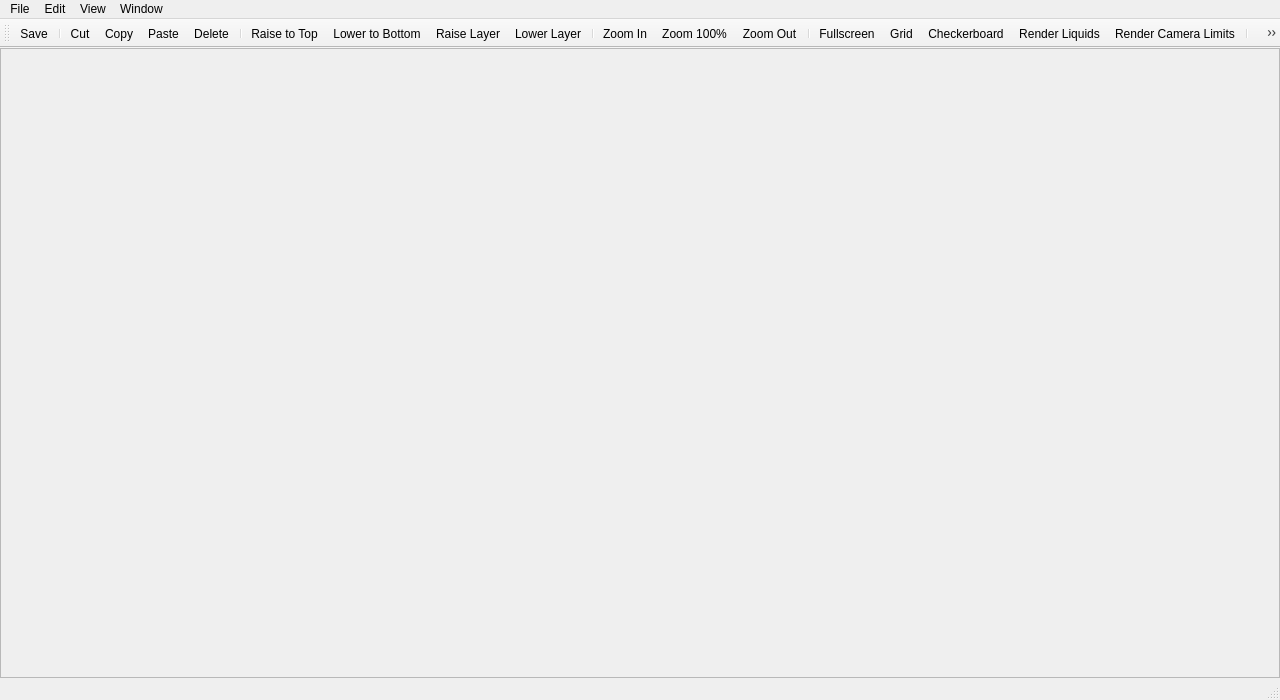
First picture: the form in leveleditor/leveleditorwindow.ui, repository ExplosBlue/CoinKiller, before the edit.
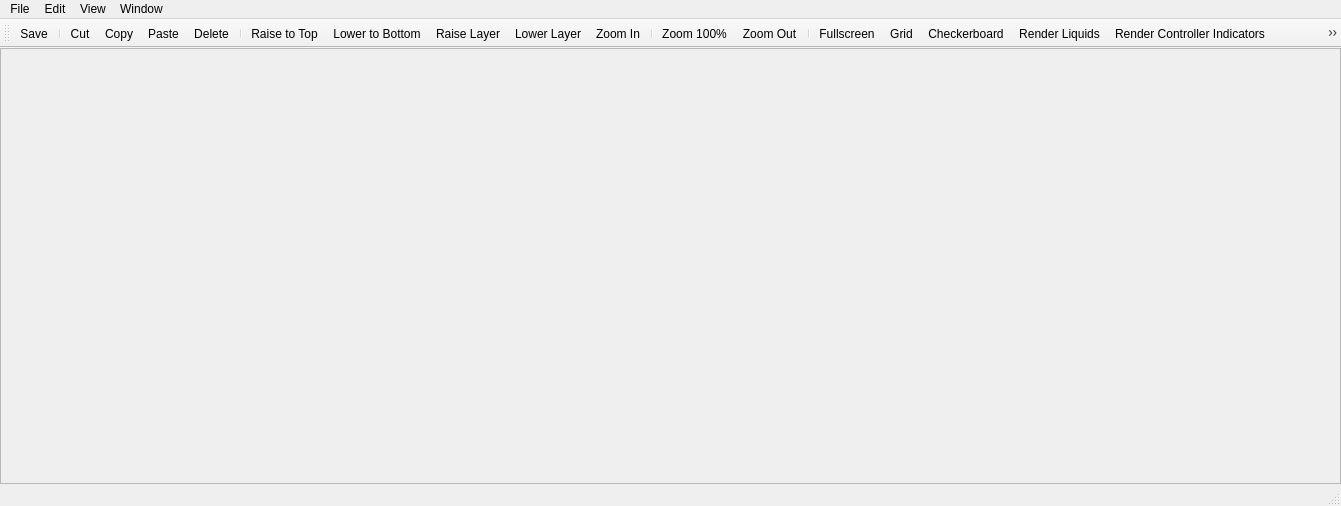
Second picture: the form after the edit.

Commit message: Add back & forth movement controller visualization

The edit to the form file:
```diff
--- a/leveleditor/leveleditorwindow.ui
+++ b/leveleditor/leveleditorwindow.ui
@@ -6,8 +6,8 @@
    <rect>
     <x>0</x>
     <y>0</y>
-    <width>1280</width>
-    <height>700</height>
+    <width>1341</width>
+    <height>506</height>
    </rect>
   </property>
   <property name="windowTitle">
@@ -46,8 +46,8 @@
         <rect>
          <x>0</x>
          <y>0</y>
-         <width>1278</width>
-         <height>624</height>
+         <width>1339</width>
+         <height>425</height>
         </rect>
        </property>
       </widget>
@@ -60,8 +60,8 @@
     <rect>
      <x>0</x>
      <y>0</y>
-     <width>1280</width>
-     <height>21</height>
+     <width>1341</width>
+     <height>23</height>
     </rect>
    </property>
    <widget class="QMenu" name="menuFile">
@@ -152,8 +152,8 @@
    <addaction name="actionLower"/>
    <addaction name="actionRaiseLayer"/>
    <addaction name="actionLowerLayer"/>
-   <addaction name="separator"/>
    <addaction name="actionZoom_In"/>
+   <addaction name="separator"/>
    <addaction name="actionZoom_100"/>
    <addaction name="actionZoom_Out"/>
    <addaction name="separator"/>
@@ -161,6 +161,7 @@
    <addaction name="actionGrid"/>
    <addaction name="actionCheckerboard"/>
    <addaction name="actionRenderLiquids"/>
+   <addaction name="actionRenderControllers"/>
    <addaction name="actionRenderCameraLimits"/>
    <addaction name="separator"/>
    <addaction name="actionToggleLayer1"/>
@@ -561,6 +562,20 @@
     <string>Ctrl+Shift+A</string>
    </property>
   </action>
+  <action name="actionRenderControllers">
+   <property name="checkable">
+    <bool>true</bool>
+   </property>
+   <property name="text">
+    <string>Render Controller Indicators</string>
+   </property>
+   <property name="toolTip">
+    <string>Render Controller Indicators</string>
+   </property>
+   <property name="menuRole">
+    <enum>QAction::TextHeuristicRole</enum>
+   </property>
+  </action>
  </widget>
  <resources/>
  <connections/>
```
The commit also changes 7 other files.
